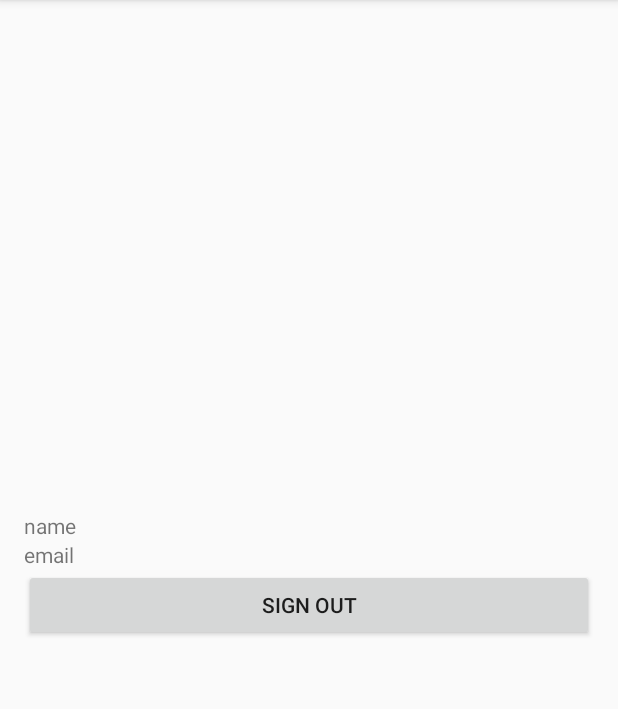
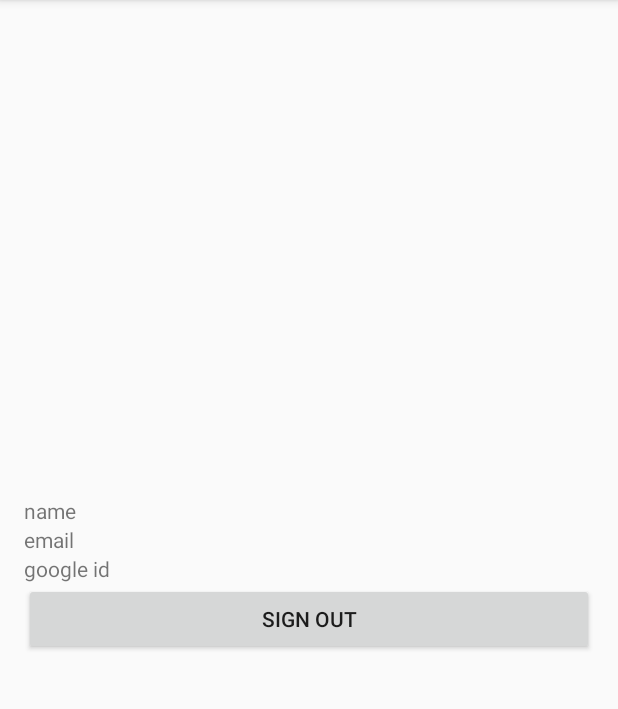
Before and after one commit to allanlin16/Sanal, an Android app: the ClientActivity screen opened directly, with no data from a screen before it, on a phone screen of 412 x 824 dp, the part 84-793 px from its top. Run offline under Robolectric (Android 15) with nearby library versions, the light colour scheme and no system bars.

Commit message:
#7: get useridtoken

```diff
--- a/app/build.gradle
+++ b/app/build.gradle
@@ -3,6 +3,7 @@ apply plugin: 'com.android.application'
 android {
     compileSdkVersion 29
     buildToolsVersion "29.0.2"
+    useLibrary 'org.apache.http.legacy'
     defaultConfig {
         applicationId "com.allanlin97gmail.sanal"
         minSdkVersion 15
--- a/app/src/main/java/com/allanlin97gmail/sanal/ClientActivity.java
+++ b/app/src/main/java/com/allanlin97gmail/sanal/ClientActivity.java
@@ -3,8 +3,10 @@ package com.allanlin97gmail.sanal;
 import androidx.annotation.NonNull;
 import androidx.appcompat.app.AppCompatActivity;
 
+import android.content.Intent;
 import android.net.Uri;
 import android.os.Bundle;
+import android.util.Log;
 import android.view.View;
 import android.widget.Button;
 import android.widget.TextView;
@@ -14,13 +16,15 @@ import com.google.android.gms.auth.api.signin.GoogleSignIn;
 import com.google.android.gms.auth.api.signin.GoogleSignInAccount;
 import com.google.android.gms.auth.api.signin.GoogleSignInClient;
 import com.google.android.gms.auth.api.signin.GoogleSignInOptions;
+import com.google.android.gms.common.api.ApiException;
 import com.google.android.gms.tasks.OnCompleteListener;
 import com.google.android.gms.tasks.Task;
 
 public class ClientActivity extends AppCompatActivity {
 
-    TextView name, email;
+    TextView name, email, id;
     Button signoutButton;
+
 
     GoogleSignInClient mGoogleSignInClient;
 
@@ -30,16 +34,20 @@ public class ClientActivity extends AppCompatActivity {
         setContentView(R.layout.activity_client);
 
         // Configure sign-in to request the user's ID, email address, and basic
-// profile. ID and basic profile are included in DEFAULT_SIGN_IN.
+        // profile. ID and basic profile are included in DEFAULT_SIGN_IN.
         GoogleSignInOptions gso = new GoogleSignInOptions.Builder(GoogleSignInOptions.DEFAULT_SIGN_IN)
                 .requestEmail()
+                //.requestIdToken(getString(R.string.server_client_id))
                 .build();
+
+
 
         // Build a GoogleSignInClient with the options specified by gso.
         mGoogleSignInClient = GoogleSignIn.getClient(this, gso);
 
         name = findViewById(R.id.nameText);
         email = findViewById(R.id.emailText);
+        id = findViewById(R.id.idText);
         signoutButton = findViewById(R.id.signoutButton);
 
         signoutButton.setOnClickListener(new View.OnClickListener() {
@@ -47,11 +55,9 @@ public class ClientActivity extends AppCompatActivity {
             public void onClick(View view) {
 
                 switch (view.getId()) {
-                    // ...
                     case R.id.signoutButton:
                         signOut();
                         break;
-                    // ...
                 }
 
             }
@@ -65,11 +71,21 @@ public class ClientActivity extends AppCompatActivity {
             String personFamilyName = acct.getFamilyName();
             String personEmail = acct.getEmail();
             String personId = acct.getId();
+            String tokenID = acct.getIdToken();
             Uri personPhoto = acct.getPhotoUrl();
 
             name.setText(personName);
             email.setText(personEmail);
+            id.setText(tokenID);
+
+
+
+            Log.d("tokenid", tokenID);
         }
+
+
+
+
     }
 
     private void signOut() {
@@ -82,4 +98,5 @@ public class ClientActivity extends AppCompatActivity {
                     }
                 });
     }
+
 }
--- a/app/src/main/res/layout/activity_client.xml
+++ b/app/src/main/res/layout/activity_client.xml
@@ -26,6 +26,15 @@
 
     </TextView>
 
+    <TextView
+        android:id="@+id/idText"
+        android:layout_width="match_parent"
+        android:layout_height="wrap_content"
+        android:text="google id">
+
+
+    </TextView>
+
     <Button
         android:id="@+id/signoutButton"
         android:layout_width="match_parent"
--- a/app/src/main/res/values/strings.xml
+++ b/app/src/main/res/values/strings.xml
@@ -1,3 +1,9 @@
 <resources>
     <string name="app_name">Sanal</string>
+
+
+    <string name="signInButton"></string>
+
+    <string name="signOutButton"></string>
+    <string name="server_client_id">335511299747-3eicbvebos6e5ard3d5jd1po34otq1ig.apps.googleusercontent.com</string>
 </resources>
```
Also changed, not shown: app/src/main/java/com/allanlin97gmail/sanal/MainActivity.java (+50 -0 lines).
